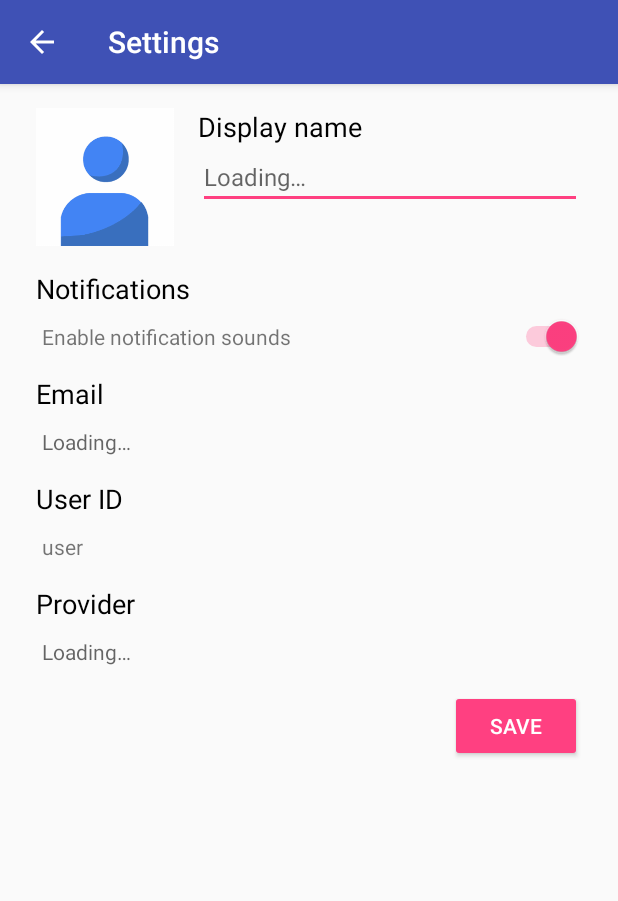
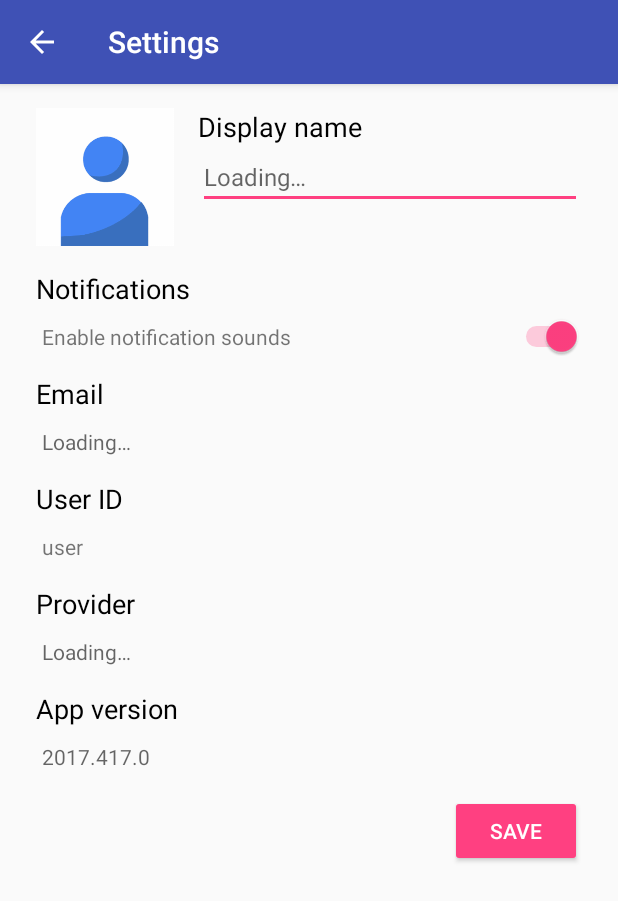
Before and after one commit to IAreKyleW00t/HelloWorld, an Android app: the SettingsActivity screen opened directly, with no data from a screen before it, on a phone screen of 412 x 824 dp. Shown: the top 901 px of the screen. Run offline under Robolectric (Android 15) with nearby library versions, the light colour scheme and no system bars; our stand-ins replace ButterKnife, Firebase (no records; nobody signed in at launch, a user with empty details on screens opened directly); libraries missing offline, so code that uses them is left out: com.afollestad.materialdialogs; pictures from the network do not load; 4 statements that could not run were skipped.

Commit message:
Updated SettingsActivity

```diff
--- a/app/src/main/res/layout/activity_settings.xml
+++ b/app/src/main/res/layout/activity_settings.xml
@@ -171,6 +171,24 @@
             android:paddingStart="4dp"
             android:paddingTop="10dp" />
 
+        <!-- App version -->
+        <TextView
+            android:layout_width="match_parent"
+            android:layout_height="wrap_content"
+            android:layout_marginTop="8dp"
+            android:text="@string/text_version"
+            android:textColor="#000"
+            android:textSize="18sp"/>
+        <TextView
+            android:id="@+id/text_version"
+            android:layout_width="match_parent"
+            android:layout_height="wrap_content"
+            android:layout_marginBottom="8dp"
+            android:hint="@string/app_version"
+            android:paddingEnd="0dp"
+            android:paddingStart="4dp"
+            android:paddingTop="10dp" />
+
         <LinearLayout
             android:layout_width="match_parent"
             android:layout_height="wrap_content"
--- a/app/src/main/res/layout/list_row_group.xml
+++ b/app/src/main/res/layout/list_row_group.xml
@@ -33,7 +33,6 @@
             android:id="@+id/text_group_name"
             android:layout_width="match_parent"
             android:layout_height="wrap_content"
-            android:textColor="@android:color/black"
             android:textSize="18sp"
             android:textStyle="bold" />
 
--- a/app/src/main/res/layout/list_row_group_join.xml
+++ b/app/src/main/res/layout/list_row_group_join.xml
@@ -33,7 +33,6 @@
             android:id="@+id/text_group_name"
             android:layout_width="match_parent"
             android:layout_height="wrap_content"
-            android:textColor="@android:color/black"
             android:textSize="18sp"
             android:textStyle="bold" />
 
```
